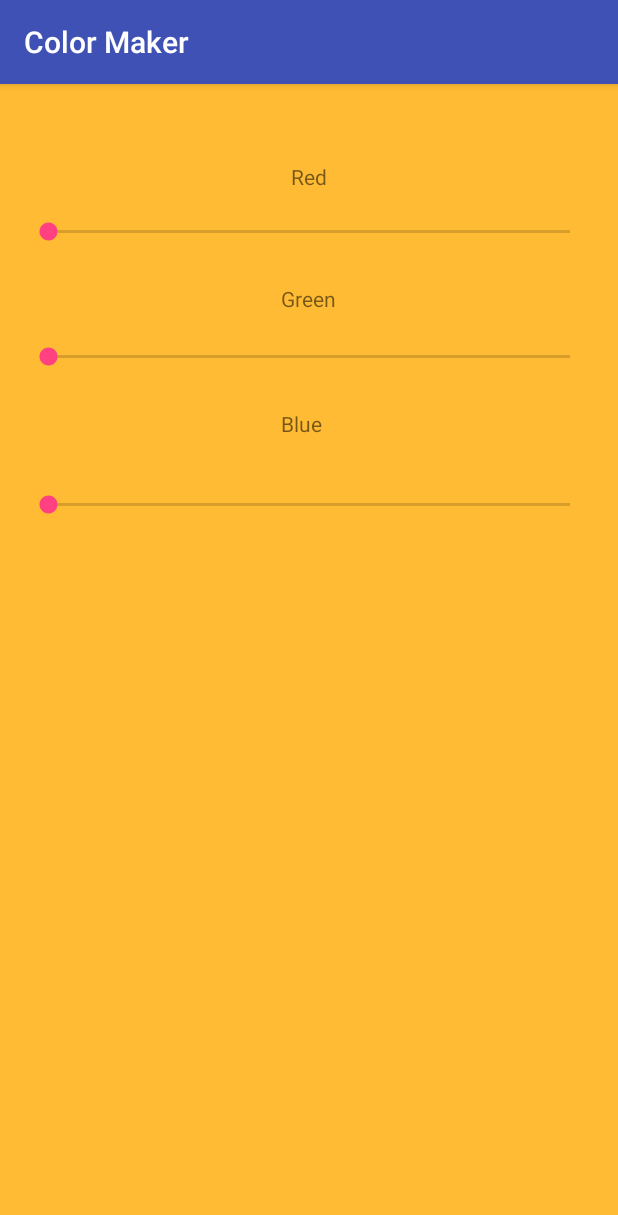
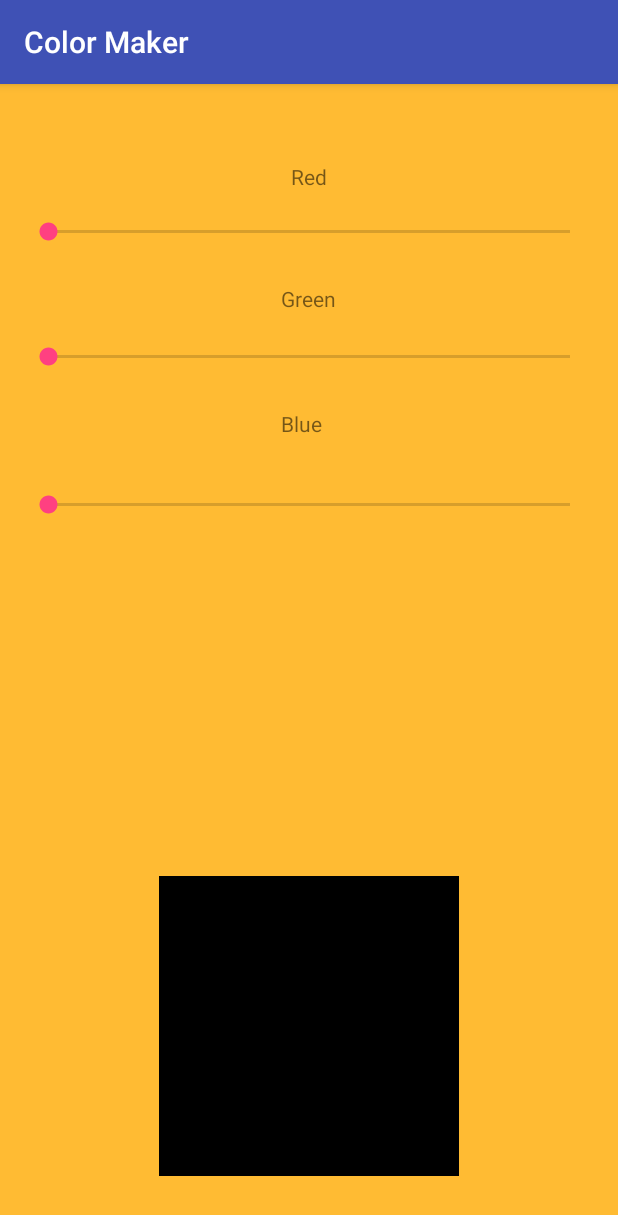
Before and after one commit to rghossi/android-color-maker, an Android app: the screen it shows after launch (MainActivity), on a phone screen of 412 x 824 dp. Shown: the top 1215 px of the screen. Run offline under Robolectric (Android 15) with nearby library versions, the phone set to English and light mode, and no system bars.

Commit message:
changed color view default background color

```diff
--- a/app/src/main/res/layout/activity_main.xml
+++ b/app/src/main/res/layout/activity_main.xml
@@ -47,14 +47,6 @@
         android:layout_alignParentStart="true"
         android:backgroundTint="@android:color/holo_green_light" />
 
-    <TextView
-        android:layout_width="300px"
-        android:id="@+id/colorView"
-        android:layout_height="300px"
-        android:layout_alignParentBottom="true"
-        android:layout_centerHorizontal="true"
-        android:layout_marginBottom="24dp" />
-
     <SeekBar
         android:layout_width="match_parent"
         android:layout_height="wrap_content"
@@ -73,4 +65,13 @@
         android:layout_alignParentStart="true"
         android:backgroundTint="@android:color/holo_blue_dark" />
 
+    <TextView
+        android:layout_width="300px"
+        android:id="@+id/colorView"
+        android:layout_height="300px"
+        android:layout_marginBottom="24dp"
+        android:background="@android:color/black"
+        android:layout_alignParentBottom="true"
+        android:layout_centerHorizontal="true" />
+
 </RelativeLayout>
```
